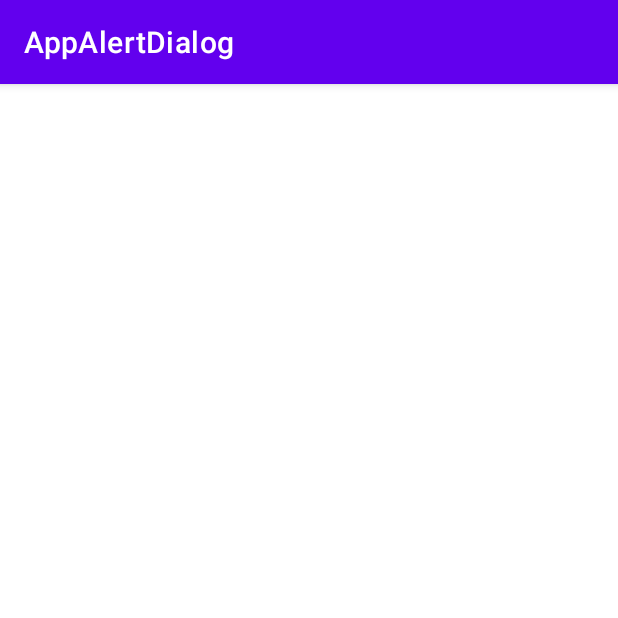
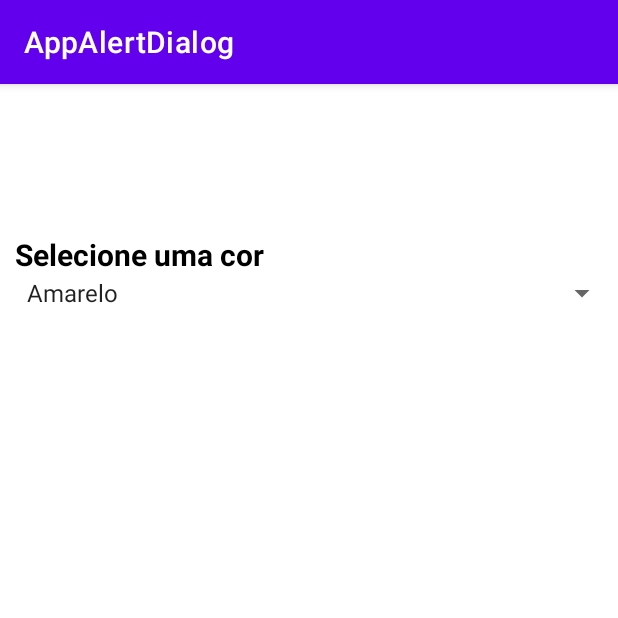
Before and after one commit to lndsilva/AppAlertDialog, an Android app: the Resposta_Activity screen opened directly, with no data from a screen before it, on a phone screen of 412 x 824 dp, the top half of it. Run offline under Robolectric (Android 15) with nearby library versions, the phone set to English and light mode, and no system bars.

```diff
--- a/app/src/main/java/br/com/local/appalertdialog/Resposta_Activity.java
+++ b/app/src/main/java/br/com/local/appalertdialog/Resposta_Activity.java
@@ -3,12 +3,18 @@ package br.com.local.appalertdialog;
 import androidx.appcompat.app.AppCompatActivity;
 
 import android.os.Bundle;
+import android.widget.Spinner;
 
 public class Resposta_Activity extends AppCompatActivity {
+    Spinner spinner;
 
     @Override
     protected void onCreate(Bundle savedInstanceState) {
         super.onCreate(savedInstanceState);
         setContentView(R.layout.resposta_layout);
+
+        spinner = findViewById(R.id.spnCores);
+
+
     }
 }
--- a/app/src/main/res/layout/resposta_layout.xml
+++ b/app/src/main/res/layout/resposta_layout.xml
@@ -1,9 +1,27 @@
 <?xml version="1.0" encoding="utf-8"?>
-<androidx.constraintlayout.widget.ConstraintLayout xmlns:android="http://schemas.android.com/apk/res/android"
+<LinearLayout xmlns:android="http://schemas.android.com/apk/res/android"
     xmlns:app="http://schemas.android.com/apk/res-auto"
     xmlns:tools="http://schemas.android.com/tools"
     android:layout_width="match_parent"
     android:layout_height="match_parent"
+    android:orientation="vertical"
     tools:context=".Resposta_Activity">
 
-</androidx.constraintlayout.widget.ConstraintLayout>
+    <TextView
+        android:textSize="20sp"
+        android:textColor="@color/black"
+        android:textStyle="bold"
+        android:layout_width="wrap_content"
+        android:layout_height="wrap_content"
+        android:layout_marginLeft="10sp"
+        android:layout_marginTop="100sp"
+        android:text="Selecione uma cor" />
+
+    <Spinner
+        android:id="@+id/spnCores"
+        android:entries="@array/array_cores"
+        android:layout_width="match_parent"
+        android:layout_height="wrap_content"
+        android:layout_marginLeft="10dp" />
+
+</LinearLayout>
--- a/app/src/main/res/values/strings.xml
+++ b/app/src/main/res/values/strings.xml
@@ -1,3 +1,12 @@
 <resources>
     <string name="app_name">AppAlertDialog</string>
+
+    <array name="array_cores">
+        <item>Amarelo</item>
+        <item>Vermelho</item>
+        <item>Azul</item>
+        <item>Verde</item>
+    </array>
+
+
 </resources>
```
Also changed, not shown: app/src/main/java/br/com/local/appalertdialog/MainActivity.java (+28 -2 lines), app/src/main/res/layout/modelo_alertdialog.xml (added, +36 -0 lines), app/src/main/res/drawable/android_app.png (added).
